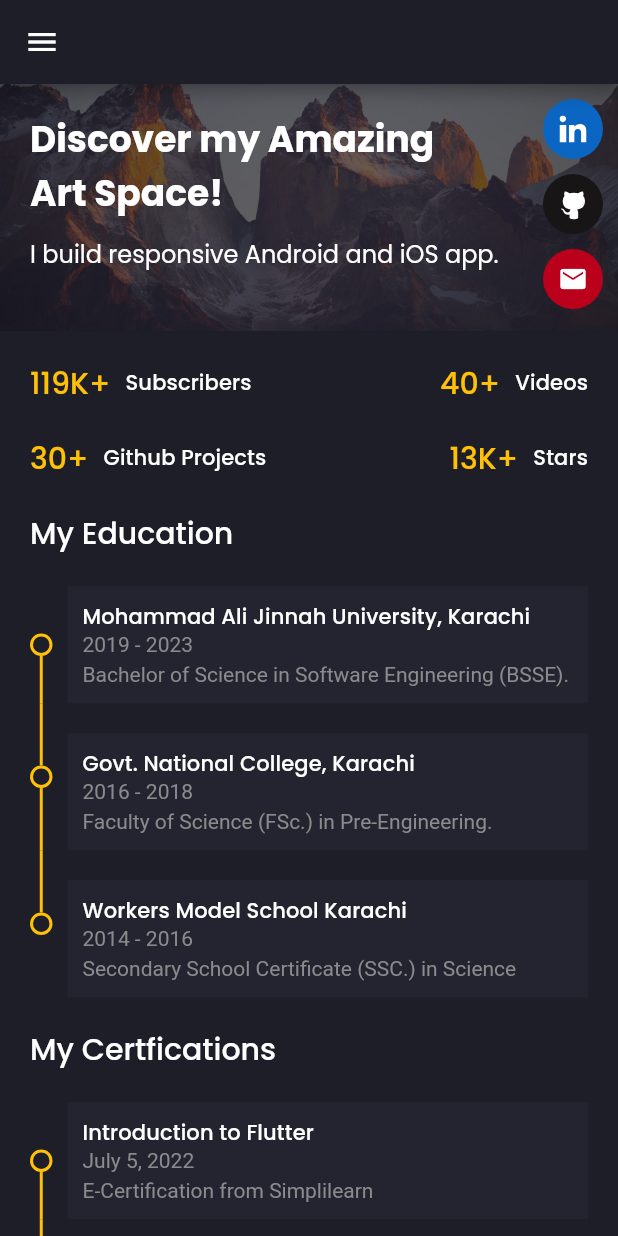
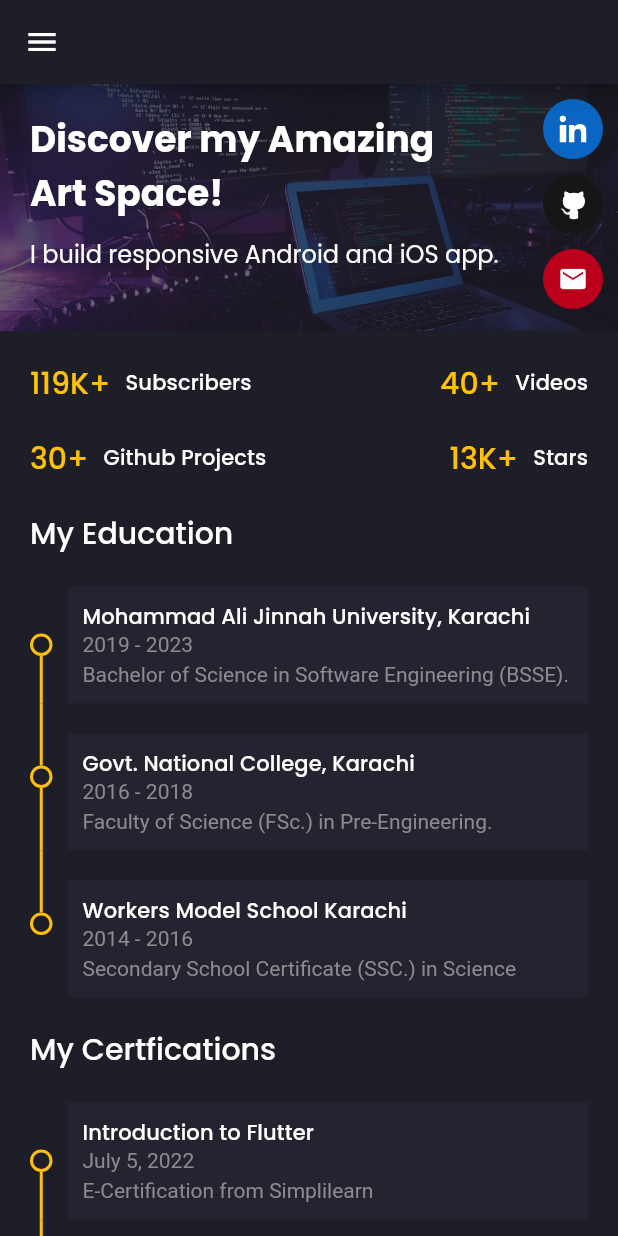
Before and after one commit to ArsalanAhmedKhatyan2000/personal_portfolio, a Flutter app: the screen it shows after launch, on a phone screen of 412 x 824 dp. Run offline on Flutter 3.47's test engine with Material 2 defaults, Android fonts, the phone set to English and light mode, and no system bars; drawn by our look-alikes of animated_text_kit, timelines; our stand-ins replace carousel_slider, flutter_svg, google_fonts, qr_flutter; missing offline and left inert: dart:html.

Commit message:
change banner image

```diff
--- a/lib/screens/home/components/home_banner.dart
+++ b/lib/screens/home/components/home_banner.dart
@@ -15,7 +15,8 @@ class HomeBanner extends StatelessWidget {
       child: Stack(
         fit: StackFit.expand,
         children: [
-          Image.asset("assets/images/bg.jpeg", fit: BoxFit.cover),
+          Image.asset("assets/images/new_banner_image_2.jpeg",
+              fit: BoxFit.cover),
           Container(color: darkColor.withOpacity(0.66)),
           Padding(
             padding: const EdgeInsets.symmetric(horizontal: defaultPadding),
```
Also changed, not shown: assets/images/new_banner_image.jpeg (added), assets/images/new_banner_image_1.jpeg (added), assets/images/new_banner_image_2.jpeg (added).
